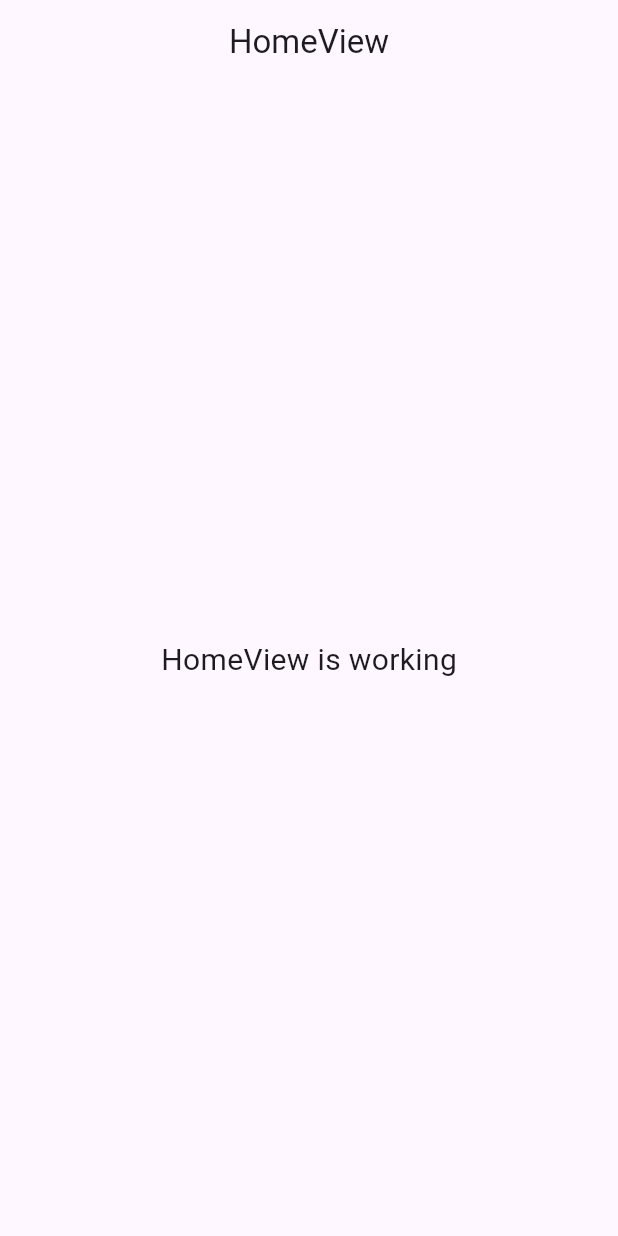
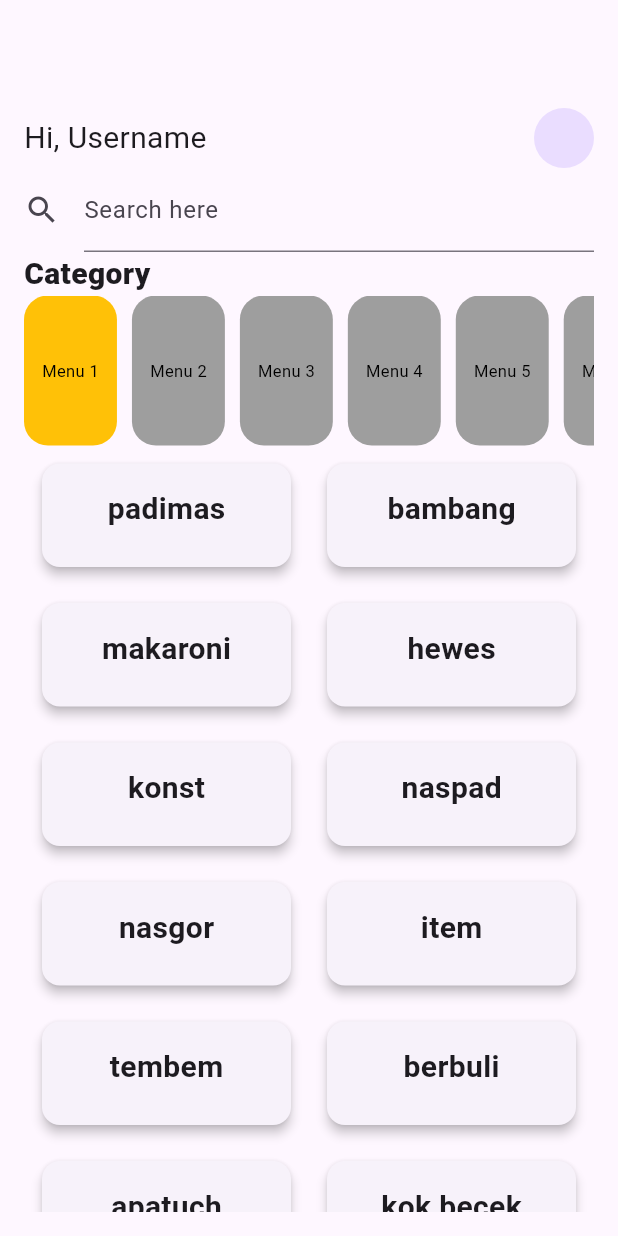
Before and after one commit to ErikBerryl0930/front-end-tripify, a Flutter app: the screen it shows after launch, on a phone screen of 412 x 824 dp. Run offline on Flutter 3.47's test engine with Material 3 defaults, Android fonts, the phone set to English and light mode, and no system bars; our stand-ins replace get.

Commit message:
home skeleton

```diff
--- a/lib/app/modules/home/controllers/home_controller.dart
+++ b/lib/app/modules/home/controllers/home_controller.dart
@@ -1,12 +1,15 @@
+import 'package:flutter/material.dart';
 import 'package:get/get.dart';
 
 class HomeController extends GetxController {
   //TODO: Implement HomeController
+  late TextEditingController searchController;
 
   final count = 0.obs;
   @override
   void onInit() {
     super.onInit();
+    searchController = TextEditingController();
   }
 
   @override
--- a/lib/app/modules/home/views/home_view.dart
+++ b/lib/app/modules/home/views/home_view.dart
@@ -1,22 +1,157 @@
 import 'package:flutter/material.dart';
-
 import 'package:get/get.dart';
-
 import '../controllers/home_controller.dart';
 
 class HomeView extends GetView<HomeController> {
   const HomeView({Key? key}) : super(key: key);
+
   @override
   Widget build(BuildContext context) {
+    final List<String> dest = [
+      'padimas',
+      'bambang',
+      'makaroni',
+      'hewes',
+      'konst',
+      'naspad',
+      'nasgor',
+      'item',
+      'tembem',
+      'berbuli',
+      'apatuch',
+      'kok becek',
+    ];
+
+    final HomeController controller = Get.put(HomeController());
     return Scaffold(
-      appBar: AppBar(
-        title: const Text('HomeView'),
-        centerTitle: true,
+      appBar: AppBar(),
+      body: Container(
+        padding: EdgeInsets.all(16),
+        child: Column(
+          children: [
+            Row(
+              mainAxisAlignment: MainAxisAlignment.spaceBetween,
+              children: [
+                Container(
+                  child: Text(
+                    'Hi, Username',
+                    style: TextStyle(
+                      fontSize: 20,
+                    ),
+                  ),
+                ),
+                Container(
+                  child: CircleAvatar(),
+                ),
+              ],
+            ),
+            Container(
+              child: TextField(
+                controller: controller.searchController,
+                decoration: InputDecoration(
+                  icon: Icon(Icons.search),
+                  labelText: 'Search here',
+                ),
+              ),
+            ),
+            Container(
+              alignment: AlignmentDirectional.centerStart,
+              child: Column(
+                children: [
+                  Text(
+                    "Category",
+                    style: TextStyle(
+                      fontSize: 20,
+                      fontWeight: FontWeight.w800,
+                    ),
+                  ),
+                ],
+              ),
+            ),
+            Container(
+              height: 100,
+              width: MediaQuery.of(context).size.width,
+              child: SingleChildScrollView(
+                scrollDirection: Axis.horizontal,
+                controller: ScrollController(),
+                child: Row(
+                  children: List.generate(
+                    10,
+                    (index) {
+                      var item = {};
+                      bool selected = index == 0;
+
+                      return Container(
+                        padding: const EdgeInsets.symmetric(
+                          horizontal: 12.0,
+                          vertical: 8.0,
+                        ),
+                        margin: const EdgeInsets.only(right: 10.0),
+                        decoration: BoxDecoration(
+                          color: selected ? Colors.amber : Colors.grey,
+                          borderRadius: const BorderRadius.all(
+                            Radius.circular(16.0),
+                          ),
+                        ),
+                        child: Center(
+                          child: Text(
+                            "Menu ${index + 1}",
+                            style: const TextStyle(
+                              color: Colors.black,
+                              fontSize: 11.0,
+                            ),
+                          ),
+                        ),
+                      );
+                    },
+                  ),
+                ),
+              ),
+            ),
+            Expanded(
+              child: ListView.builder(
+                itemCount: (dest.length / 2).ceil(),
+                physics: const ScrollPhysics(),
+                itemBuilder: (BuildContext context, int index) {
+                  int startIndex = index * 2;
+                  int endIndex = (index + 1) * 2;
+                  endIndex > dest.length ? dest.length : endIndex;
+                  return Row(
+                      children: List.generate(endIndex - startIndex, (indexOf) {
+                    int current = startIndex + indexOf;
+                    return Expanded(
+                      child: Padding(
+                        padding: EdgeInsets.all(8.0),
+                        child: desCard(dest[current]),
+                      ),
+                    );
+                  }));
+                },
+              ),
+            )
+          ],
+        ),
       ),
-      body: const Center(
-        child: Text(
-          'HomeView is working',
-          style: TextStyle(fontSize: 20),
+    );
+  }
+
+  Widget desCard(String dest) {
+    return Card(
+      elevation: 3,
+      child: Padding(
+        padding: const EdgeInsets.all(16.0),
+        child: Column(
+          children: [
+            Text(
+              dest,
+              style: TextStyle(
+                fontSize: 20,
+                fontWeight: FontWeight.bold,
+              ),
+            ),
+            SizedBox(height: 8),
+            // Add other details or widgets related to the fruit
+          ],
         ),
       ),
     );
--- a/lib/main.dart
+++ b/lib/main.dart
@@ -7,6 +7,7 @@ import 'app/routes/app_pages.dart';
 void main() {
   runApp(
     GetMaterialApp(
+      debugShowCheckedModeBanner: false,
       title: "Application",
       initialRoute: AppPages.INITIAL,
       getPages: AppPages.routes,
```
Also changed, not shown: pubspec.lock.
